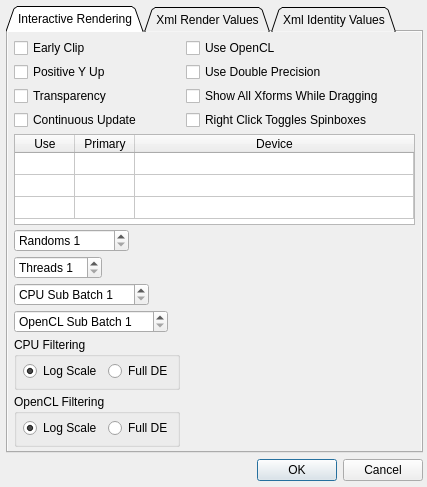
First picture: the form in Source/Fractorium/OptionsDialog.ui, repository typpos/fractorium, before the edit.
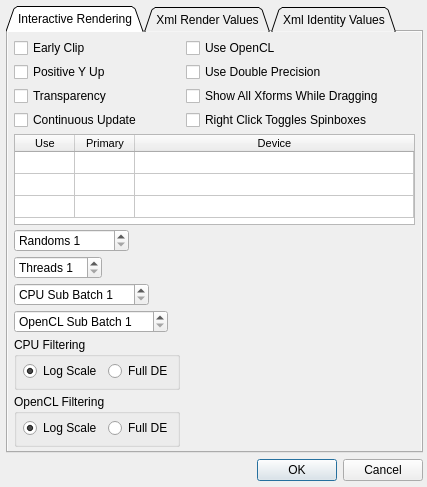
Second picture: the form after the edit. Custom widgets are drawn as their Qt base class.

Commit message: 06/04/2017 --User changes  -Make all fonts be MS Shell Dlg 2. This will require reloading dark.qss if users are already using it.  -Limit size of the left side of the palette editor.  -Disable create from image buttons in the palette editor when working on a fixed palette.

What changed in the file:
```diff
--- a/Source/Fractorium/OptionsDialog.ui
+++ b/Source/Fractorium/OptionsDialog.ui
@@ -189,6 +189,12 @@
            <height>91</height>
           </size>
          </property>
+         <property name="font">
+          <font>
+           <family>MS Shell Dlg 2</family>
+           <pointsize>8</pointsize>
+          </font>
+         </property>
          <property name="focusPolicy">
           <enum>Qt::NoFocus</enum>
          </property>
```
Left out of the diff: 12 changed lines with no effect on the pictures. The commit also changes 16 other files.
